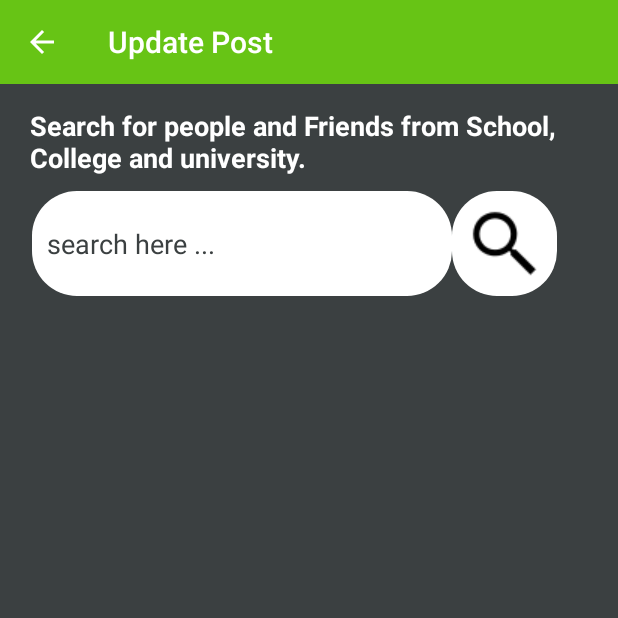
After one commit to waqqas7/Trollify, an Android app: the FindFriendsActivity screen opened directly, with no data from a screen before it, on a phone screen of 412 x 824 dp, the top half of it. The commit adds this screen. Run offline under Robolectric (Android 15) with nearby library versions, the phone set to English and light mode, and no system bars; our stand-ins replace CircleImageView, Firebase (no records; nobody signed in at launch, a user with empty details on screens opened directly), Picasso.

Commit message:
Aafaque commits video #36 & #37

```diff
--- a/app/src/main/AndroidManifest.xml
+++ b/app/src/main/AndroidManifest.xml
@@ -13,7 +13,11 @@
         android:roundIcon="@mipmap/ic_launcher_round"
         android:supportsRtl="true"
         android:theme="@style/AppTheme">
-        <activity android:name=".ProfileActivity"></activity>
+        <activity android:name=".FindFriendsActivity"
+            android:parentActivityName=".MainActivity">
+
+        </activity>
+        <activity android:name=".ProfileActivity" />
         <activity
             android:name=".SettingsActivity"
             android:parentActivityName=".MainActivity" />
--- /dev/null
+++ b/app/src/main/java/com/example/trollify/FindFriendsActivity.java
@@ -0,0 +1,132 @@
+package com.example.trollify;
+
+import androidx.annotation.NonNull;
+import androidx.appcompat.app.AppCompatActivity;
+import android.os.Bundle;
+import android.view.LayoutInflater;
+import android.view.View;
+import android.view.ViewGroup;
+import android.widget.EditText;
+import android.widget.ImageButton;
+import android.widget.TextView;
+import android.widget.Toast;
+
+import androidx.appcompat.widget.Toolbar;
+import androidx.recyclerview.widget.LinearLayoutManager;
+import androidx.recyclerview.widget.RecyclerView;
+
+import com.firebase.ui.database.FirebaseRecyclerAdapter;
+import com.firebase.ui.database.FirebaseRecyclerOptions;
+import com.google.firebase.database.DatabaseReference;
+import com.google.firebase.database.FirebaseDatabase;
+import com.google.firebase.database.Query;
+import com.squareup.picasso.Picasso;
+
+import de.hdodenhof.circleimageview.CircleImageView;
+
+public class FindFriendsActivity extends AppCompatActivity
+{
+
+    private Toolbar mToolbar;
+    private ImageButton SearchButton;
+    private EditText SearchInputText;
+
+    private RecyclerView SearchResultList;
+
+    private DatabaseReference allUsersDatabaseRef;
+
+    @Override
+    protected void onCreate(Bundle savedInstanceState)
+    {
+        super.onCreate(savedInstanceState);
+        setContentView(R.layout.activity_find_friends);
+
+        allUsersDatabaseRef = FirebaseDatabase.getInstance().getReference().child("Users");
+
+        mToolbar = (Toolbar) findViewById(R.id.find_friends_appbar_layout);
+        setSupportActionBar(mToolbar);
+        getSupportActionBar().setDisplayHomeAsUpEnabled(true);
+        getSupportActionBar().setTitle("Update Post");
+
+        SearchResultList = (RecyclerView)findViewById(R.id.search_result_list);
+        SearchResultList.setHasFixedSize(true);
+        SearchResultList.setLayoutManager(new LinearLayoutManager(this));
+
+        SearchButton = (ImageButton)findViewById(R.id.search_people_friends_button);
+
+        SearchInputText = (EditText)findViewById(R.id.search_box_input);
+
+        SearchButton.setOnClickListener(new View.OnClickListener()
+        {
+            @Override
+            public void onClick(View view)
+            {
+                String  searchBoxInput = SearchInputText.getText().toString();
+                SearchPeopleAndFriends(searchBoxInput);
+            }
+        });
+
+    }
+
+    private void SearchPeopleAndFriends(String searchBoxInput)
+    {
+        Toast.makeText(this, "Searching....", Toast.LENGTH_LONG).show();
+
+        Query searchPeopleandFriendsQuery = allUsersDatabaseRef.orderByChild("fullname")
+                .startAt(searchBoxInput).endAt(searchBoxInput + "\uf8ff");
+
+        FirebaseRecyclerOptions<FindFriends> options = new FirebaseRecyclerOptions.Builder<FindFriends>()
+            .setQuery(searchPeopleandFriendsQuery,FindFriends.class)
+            .build();
+
+        FirebaseRecyclerAdapter adapter = new FirebaseRecyclerAdapter<FindFriends, FindFriendsViewHolder>(options)
+        {
+            @Override
+            public FindFriendsViewHolder onCreateViewHolder(@NonNull ViewGroup parent, int viewType)
+            {
+                View view = LayoutInflater.from(parent.getContext())
+                        .inflate(R.layout.all_users_display_layout, parent, false);
+
+                return new FindFriendsViewHolder(view);
+            }
+
+            @Override
+            protected void onBindViewHolder(FindFriendsViewHolder holder, int position, FindFriends model)
+            {
+                 holder.setFullname(model.getFullname());
+                 holder.setStatus(model.getStatus());
+                 holder.setProfileimage(model.getProfileimage());
+            }
+
+        };
+        SearchResultList.setAdapter(adapter);
+    }
+
+    public static class FindFriendsViewHolder extends RecyclerView.ViewHolder
+    {
+        View mView;
+
+        public FindFriendsViewHolder(@NonNull View itemView) {
+            super(itemView);
+            mView = itemView;
+        }
+
+        public void setProfileimage(String profileimage)
+        {
+            CircleImageView myImage = (CircleImageView) mView.findViewById(R.id.all_users_profile_image);
+            Picasso.get().load(profileimage).placeholder(R.drawable.profile).into(myImage);
+        }
+
+        public void setFullname(String fullname)
+        {
+            TextView myName = (TextView)mView.findViewById(R.id.all_users_profile_full_name);
+            myName.setText(fullname);
+        }
+
+        public void setStatus(String status)
+        {
+            TextView myStatus = (TextView)mView.findViewById(R.id.all_users_status);
+            myStatus.setText(status);
+        }
+    }
+}
--- /dev/null
+++ b/app/src/main/res/layout/activity_find_friends.xml
@@ -0,0 +1,72 @@
+<?xml version="1.0" encoding="utf-8"?>
+<RelativeLayout xmlns:android="http://schemas.android.com/apk/res/android"
+    xmlns:app="http://schemas.android.com/apk/res-auto"
+    xmlns:tools="http://schemas.android.com/tools"
+    android:background="@color/colorProfile"
+    android:layout_width="match_parent"
+    android:layout_height="match_parent"
+    tools:context=".FindFriendsActivity">
+
+    <include
+        android:id="@+id/find_friends_appbar_layout"
+        layout="@layout/app_bar_layout">
+    </include>
+
+    <RelativeLayout
+        android:id="@+id/myLayout"
+        android:layout_width="match_parent"
+        android:layout_height="match_parent"
+        android:layout_marginTop="15dp"
+        android:layout_below="@+id/find_friends_appbar_layout">
+
+        <TextView
+            android:id="@+id/simpleTextID"
+            android:layout_width="match_parent"
+            android:layout_height="wrap_content"
+            android:layout_alignParentEnd="true"
+            android:layout_marginLeft="20dp"
+            android:text="Search for people and Friends from School, College and university."
+            android:textColor="@android:color/background_light"
+            android:textSize="18sp"
+            android:textStyle="bold" />
+
+        <EditText
+            android:id="@+id/search_box_input"
+            android:layout_width="280dp"
+            android:layout_height="70dp"
+            android:layout_below="@+id/simpleTextID"
+            android:layout_alignParentStart="true"
+            android:layout_marginLeft="21dp"
+            android:layout_marginTop="10dp"
+            android:background="@drawable/inputs"
+            android:ems="10"
+            android:hint="search here ..."
+            android:inputType="textMultiLine"
+            android:padding="10dp"
+            android:textColorHint="@color/colorProfile"
+            android:textColor="@color/colorProfile" />
+
+        <ImageButton
+            android:id="@+id/search_people_friends_button"
+            android:layout_width="70dp"
+            android:layout_height="70dp"
+            android:layout_marginTop="10dp"
+            android:layout_below="@+id/simpleTextID"
+            android:layout_toEndOf="@+id/search_box_input"
+            android:background="@drawable/inputs"
+            android:src="@drawable/search"/>
+
+    </RelativeLayout>
+
+    <androidx.recyclerview.widget.RecyclerView
+        android:id="@+id/search_result_list"
+        android:layout_width="match_parent"
+        android:layout_height="match_parent"
+        android:layout_alignParentStart="true"
+        android:layout_below="@+id/myLayout"
+        android:layout_margin="10dp"
+        >
+
+    </androidx.recyclerview.widget.RecyclerView>
+
+</RelativeLayout>
```
Also changed, not shown: app/src/main/java/com/example/trollify/FindFriends.java (added, +48 -0 lines), app/src/main/java/com/example/trollify/MainActivity.java (+7 -0 lines), app/src/main/res/layout/all_users_display_layout.xml (added, +44 -0 lines), app/src/main/res/drawable/search.png (added), 1 other file.
